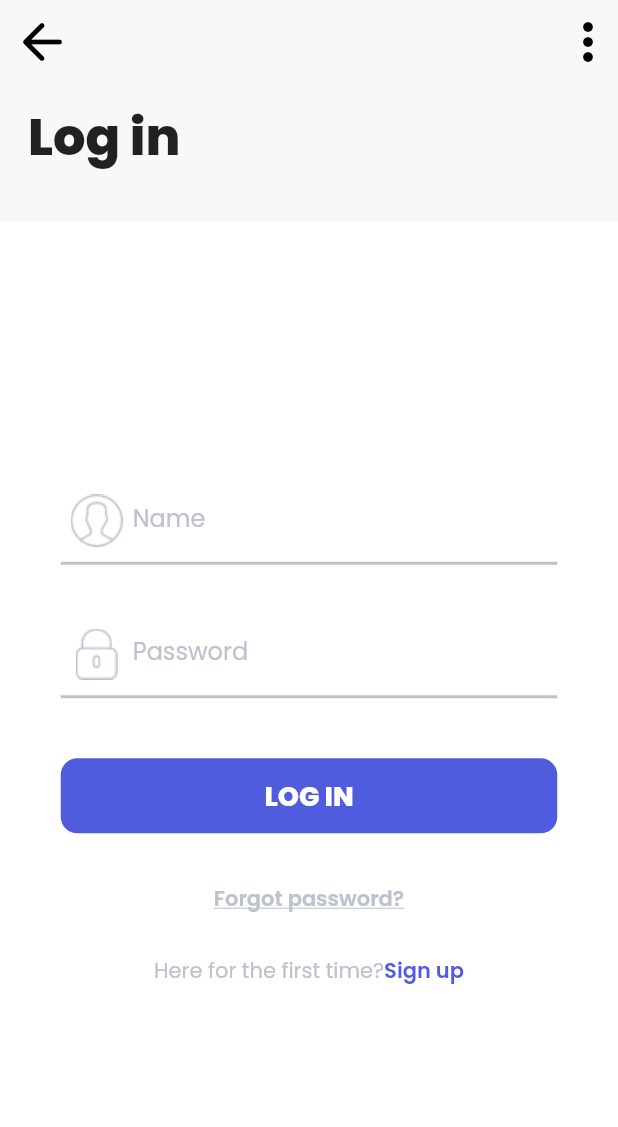
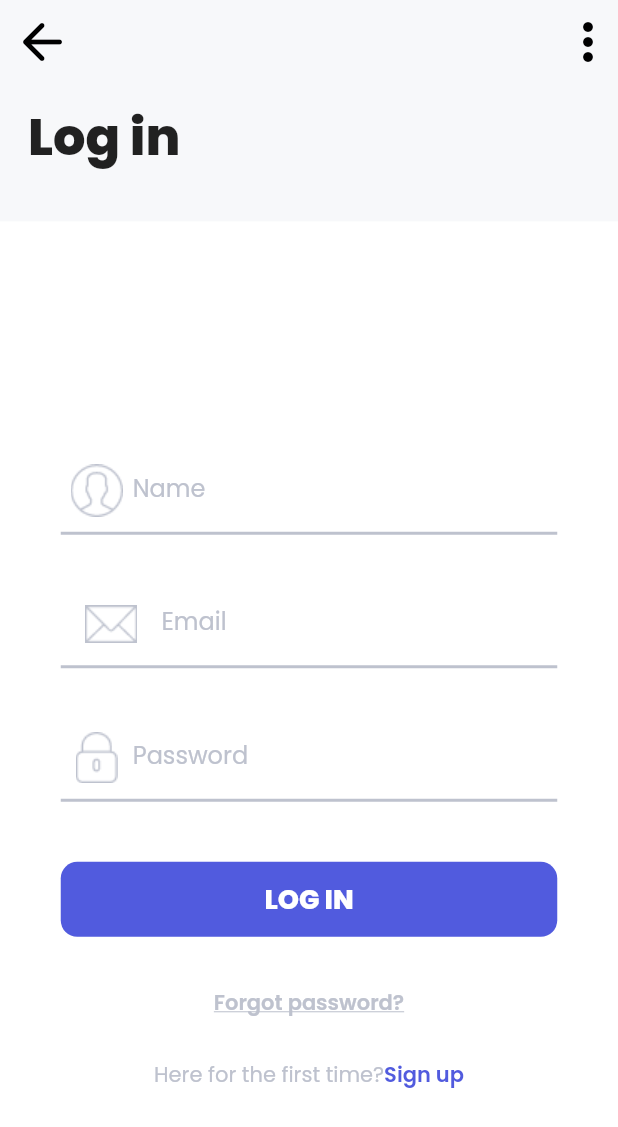
Before and after one commit to alihangedik/ad_gu-UI, a Flutter app: the SigninPage screen opened directly, on a phone screen of 412 x 824 dp. Shown: the top 1127 px of the screen. Run offline on Flutter 3.47's test engine with Material 2 defaults, Android fonts, the phone set to English and light mode, and no system bars.

Commit message:
Update signin_page.dart

```diff
--- a/lib/screens/signin_page.dart
+++ b/lib/screens/signin_page.dart
@@ -64,7 +64,7 @@ class _SigninPageState extends State<SigninPage> {
               ),
             ),
           ),
-          const SizedBox(height: 170),
+          const SizedBox(height: 150),
           Container(
             width: 331,
             child: Column(
@@ -85,6 +85,28 @@ class _SigninPageState extends State<SigninPage> {
                     ),
                     prefixIcon: Image.asset(
                       "assets/images/user.png",
+                    ),
+                  ),
+                ),
+                const SizedBox(
+                  height: 30,
+                ),
+                TextFormField(
+                  decoration: InputDecoration(
+                    enabledBorder: const UnderlineInputBorder(
+                      borderSide:
+                          BorderSide(color: Color(0xffBEC2CE), width: 2),
+                    ),
+                    labelText: "Email",
+                    labelStyle: const TextStyle(
+                      fontSize: 16,
+                      fontFamily: "Poppins-Regular",
+                      color: Color(
+                        0xffBEC2CE,
+                      ),
+                    ),
+                    prefixIcon: Image.asset(
+                      "assets/images/email.png",
                     ),
                   ),
                 ),
```
